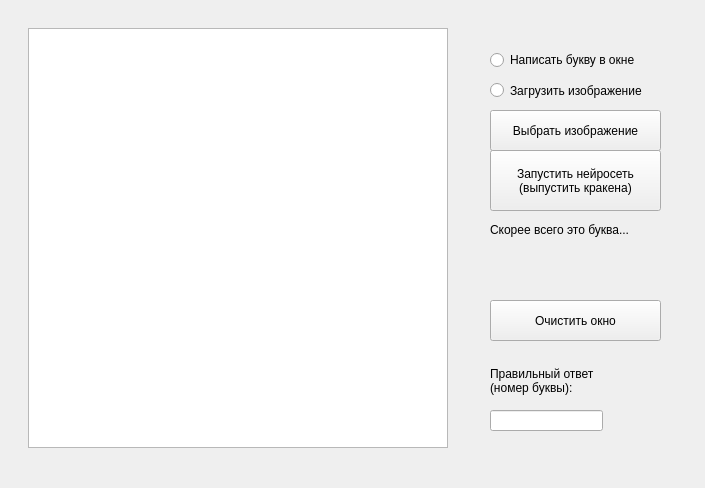
Old version of the form src/interface/painter.ui in the repository superhacker1999/s21_multilayer_perceptron.
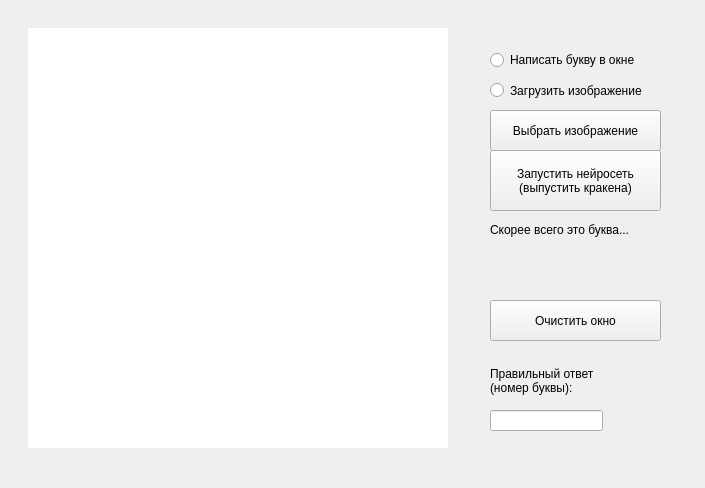
New version of the form.

What changed in the file:
```diff
--- a/src/interface/painter.ui
+++ b/src/interface/painter.ui
@@ -34,6 +34,9 @@
      <height>420</height>
     </size>
    </property>
+   <property name="frameShape">
+    <enum>QFrame::NoFrame</enum>
+   </property>
    <property name="lineWidth">
     <number>0</number>
    </property>
```
